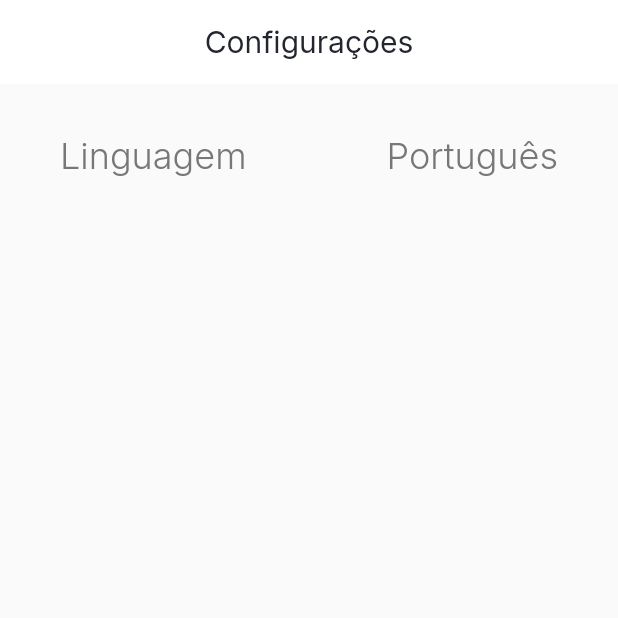
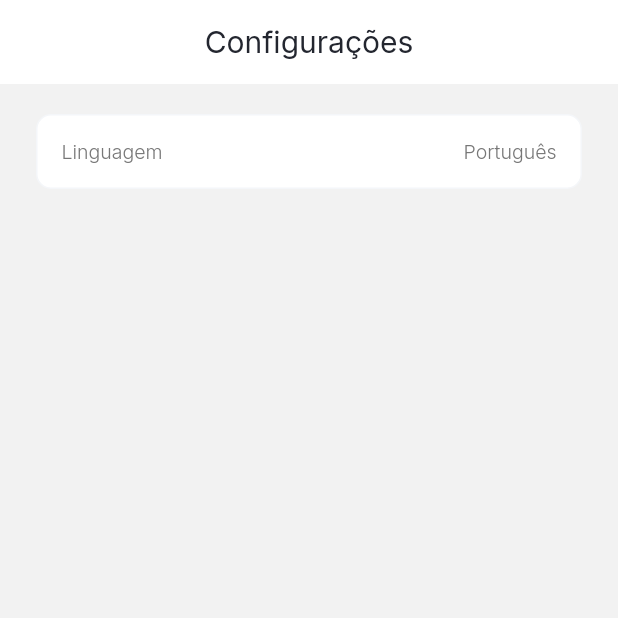
Before and after one commit to samuel-s-marques/voice-recorder-app, a Flutter app: the screen it shows after launch, on a phone screen of 412 x 824 dp, the top half of it. Run offline on Flutter 3.47's test engine with Material 2 defaults, Android fonts, the phone set to English and light mode, and no system bars; our stand-ins replace flutter_dotenv, google_fonts, just_audio, logger, permission_handler, share_plus and 2 more; missing offline and left inert: audio_session, flutter_sound, wiredash.

Commit message:
Add listTileTheme and scaffold background color

```diff
--- a/lib/main.dart
+++ b/lib/main.dart
@@ -38,6 +38,15 @@ class MyApp extends StatelessWidget {
             colorScheme: ColorScheme.light(
               primary: Color(0xFF495BFF),
               secondary: Color(0xFFEFEFEF),
+            ),
+          ),
+          scaffoldBackgroundColor: const Color(0xFFF2F2F2),
+          listTileTheme: ListTileThemeData(
+            dense: true,
+            tileColor: Colors.white,
+            shape: RoundedRectangleBorder(
+              borderRadius: BorderRadius.circular(10),
+              side: const BorderSide(width: 1.0, color: Color(0xFFF4F6F9)),
             ),
           ),
           elevatedButtonTheme: ElevatedButtonThemeData(
```
